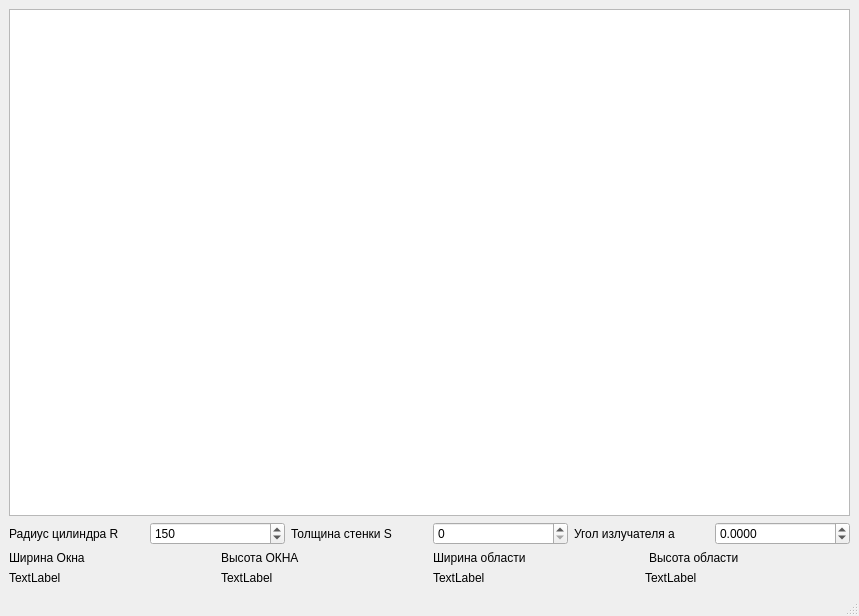
The window that mainwindow.ui (Evgen175/ECHO) describes before a commit, drawn with Qt 5.
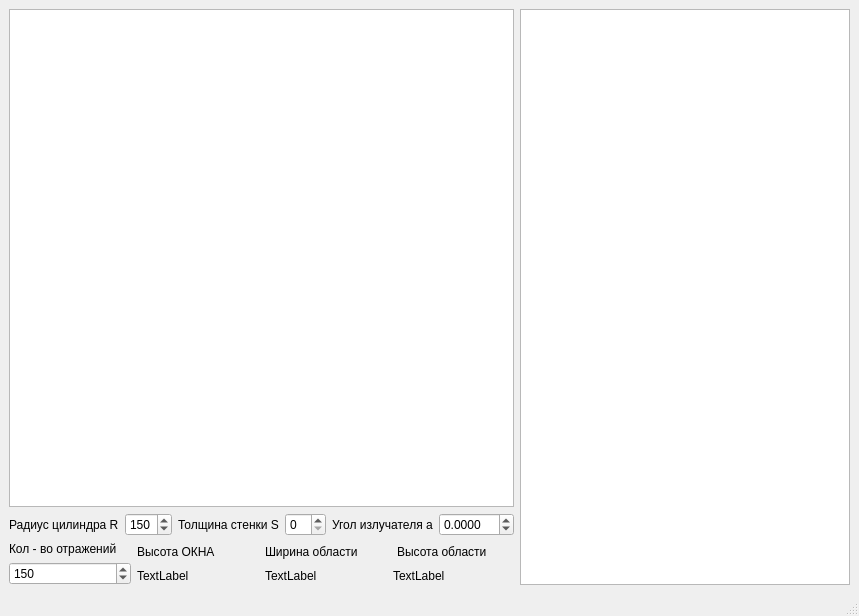
The same window after the commit.

Patch:
```diff
--- a/mainwindow.ui
+++ b/mainwindow.ui
@@ -112,14 +112,17 @@
             <item>
              <widget class="QLabel" name="label_4">
               <property name="text">
-               <string>Ширина Окна</string>
+               <string>Кол - во отражений</string>
               </property>
              </widget>
             </item>
             <item>
-             <widget class="QLabel" name="Gr_v_W">
-              <property name="text">
-               <string>TextLabel</string>
+             <widget class="QSpinBox" name="spin_Reflex">
+              <property name="maximum">
+               <number>500</number>
+              </property>
+              <property name="value">
+               <number>150</number>
               </property>
              </widget>
             </item>
@@ -204,6 +207,9 @@
       </item>
      </layout>
     </item>
+    <item row="0" column="1">
+     <widget class="QTextEdit" name="textEdit"/>
+    </item>
    </layout>
   </widget>
   <widget class="QMenuBar" name="menubar">
```
